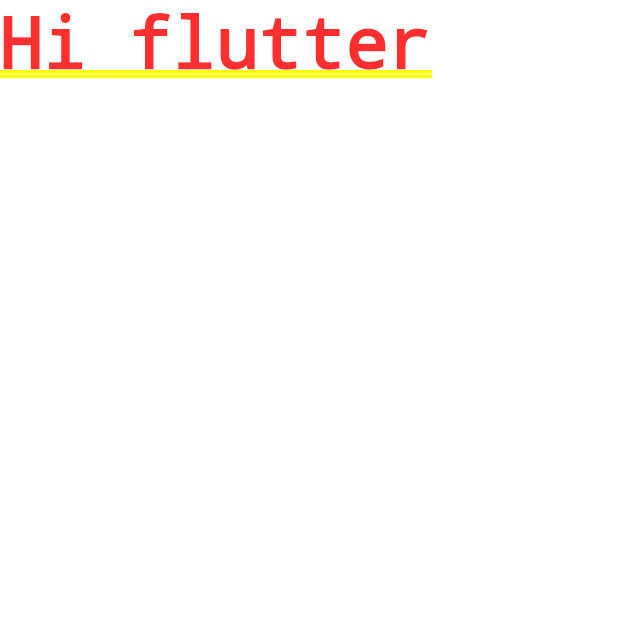
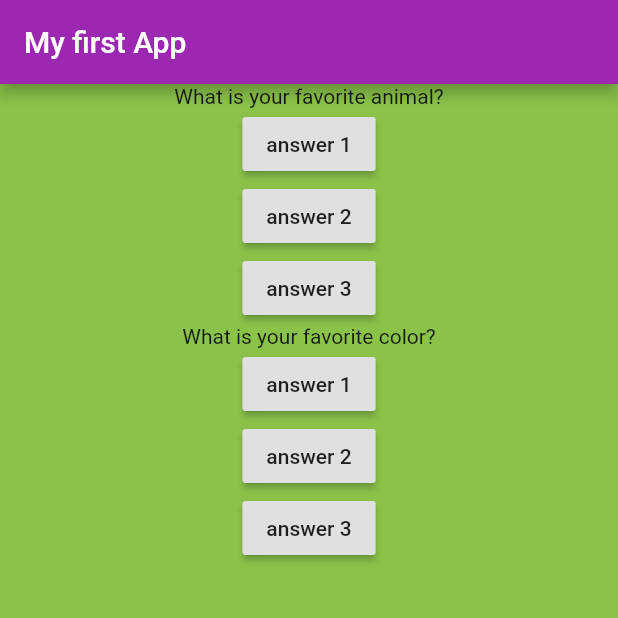
Before and after one commit to viswamvs/Quiz-App, a Flutter app: the screen it shows after launch, on a phone screen of 412 x 824 dp, the top half of it. Run offline on Flutter 3.47's test engine with Material 2 defaults, Android fonts, the phone set to English and light mode, and no system bars.

Commit message:
quiz app initial setup

```diff
--- a/lib/main.dart
+++ b/lib/main.dart
@@ -3,12 +3,56 @@ import 'package:flutter/material.dart';
 void main() => runApp(MyCoolApp());
 
 class MyCoolApp extends StatelessWidget {
+  var questionIndex = 0;
+  var questions = [
+    'What is your favorite animal?',
+    'What is your favorite color?'
+  ];
+
+  void answerQuestion() {
+    questionIndex = questionIndex + 1;
+    print(questionIndex);
+  }
+
   @override
   Widget build(BuildContext context) {
     return MaterialApp(
-      home: Text(
-        'Hi flutter',
-        textDirection: TextDirection.ltr,
+      home: Scaffold(
+        backgroundColor: Colors.lightGreen,
+        appBar: AppBar(
+          title: Text("My first App"),
+          backgroundColor: Colors.purple,
+        ),
+        body: Center(
+          child: Column(
+            children: [
+              Text(questions[0]),
+              RaisedButton(child: Text('answer 1'), onPressed: answerQuestion),
+              RaisedButton(
+                child: Text('answer 2'),
+                onPressed: () => print('Answer 2 chosen'),
+              ),
+              RaisedButton(
+                  child: Text('answer 3'),
+                  onPressed: () => {
+                        //..
+                        print('Answer 3 chosen'),
+                      }),
+              Text(questions[1]),
+              RaisedButton(child: Text('answer 1'), onPressed: answerQuestion),
+              RaisedButton(
+                child: Text('answer 2'),
+                onPressed: () => print('Answer 2 chosen'),
+              ),
+              RaisedButton(
+                  child: Text('answer 3'),
+                  onPressed: () => {
+                        //..
+                        print('Answer 3 chosen'),
+                      })
+            ],
+          ),
+        ),
       ),
     );
   }
```
